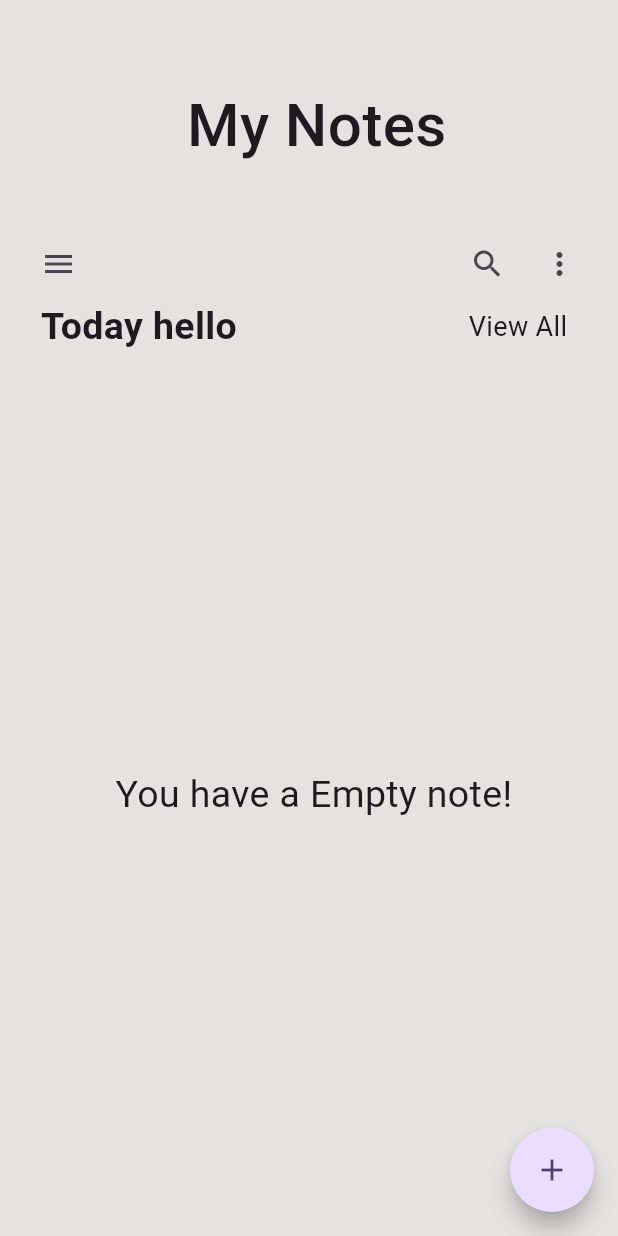
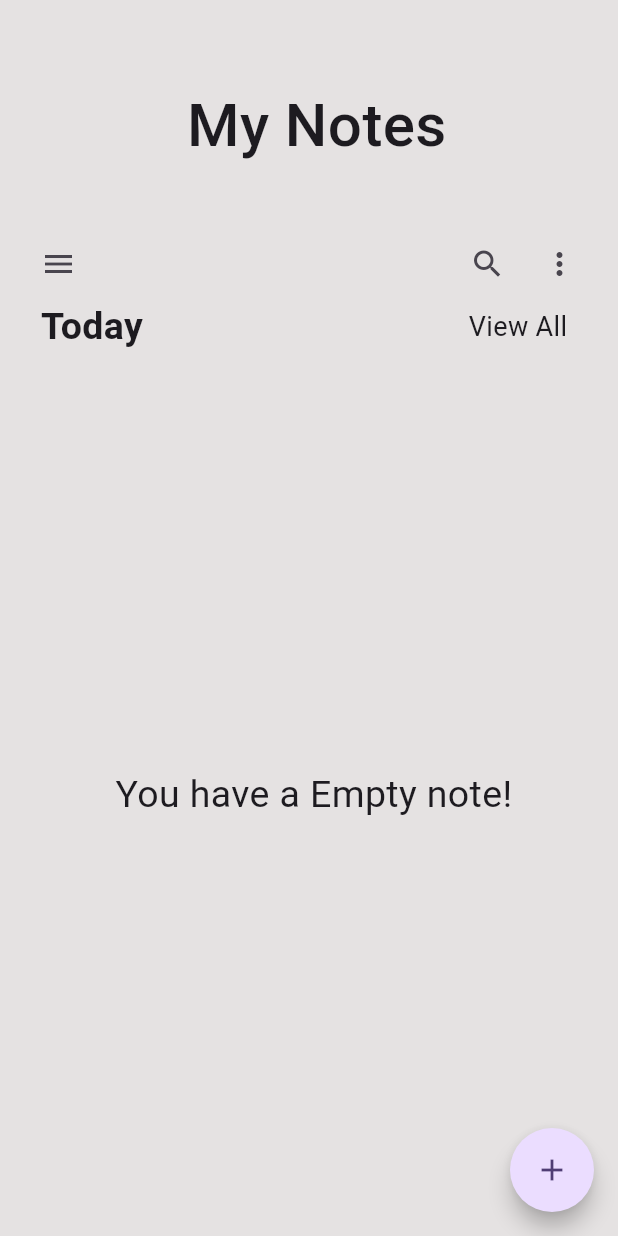
Before and after one commit to sholifulislamemon/Note-Apps, a Flutter app: the screen it shows after launch, on a phone screen of 412 x 824 dp. Run offline on Flutter 3.47's test engine with Material 3 defaults, Android fonts, the phone set to English and light mode, and no system bars; our stand-ins replace firebase_core, get; accounts and stored records are empty.

Commit message:
thired commit

```diff
--- a/lib/screens/homeScreens.dart
+++ b/lib/screens/homeScreens.dart
@@ -46,7 +46,7 @@ class Homescreens extends StatelessWidget {
               ),
              const  Row(mainAxisAlignment: MainAxisAlignment.spaceBetween, children: [
                 Text(
-                  "  Today hello ",
+                  "  Today ",
                   style: TextStyle(fontSize: 25, fontWeight: FontWeight.bold),
                 ),
                 Text("View All    ",
```
